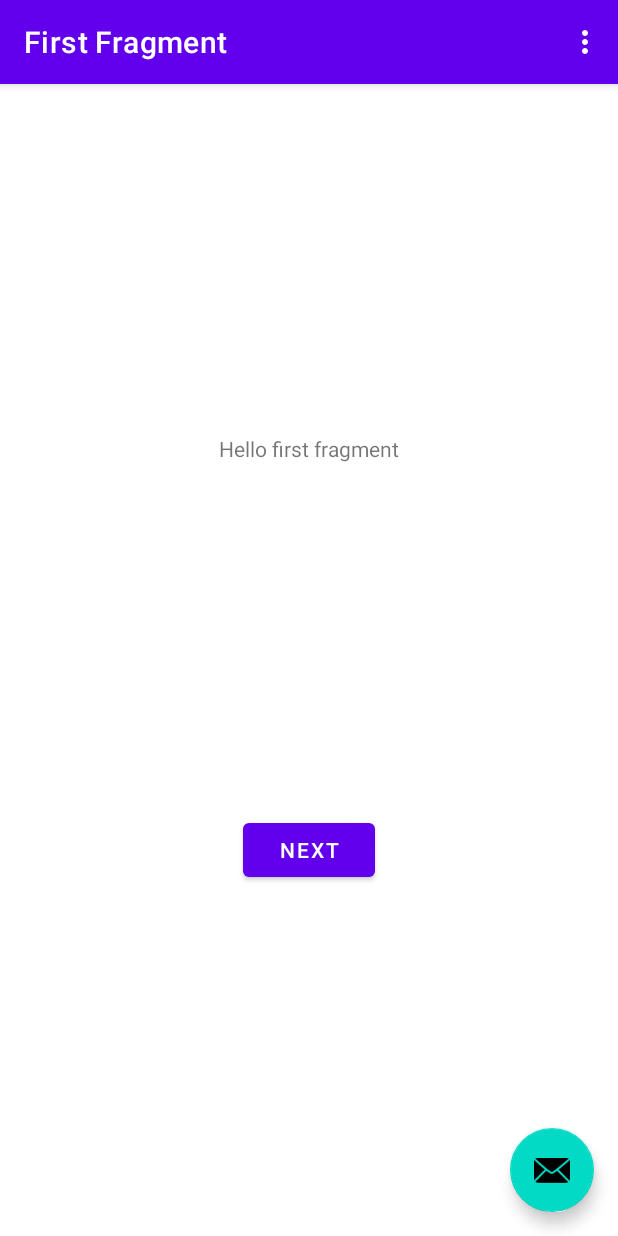
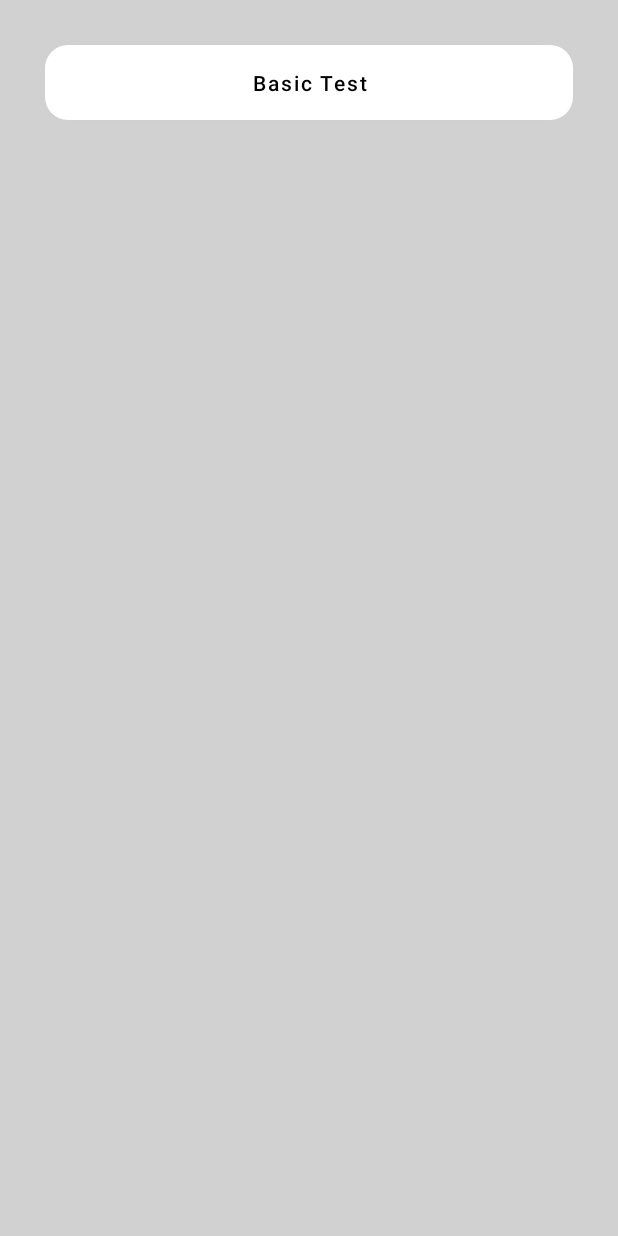
Before and after one commit to shruddms/CoroutineSample, an Android app: the screen it shows after launch (MainActivity), on a phone screen of 412 x 824 dp. Run offline under Robolectric (Android 15) with nearby library versions, the phone set to English and light mode, and no system bars; our stand-ins replace Timber.

Commit message:
Feat : Add basic test

```diff
--- a/app/src/main/java/com/kyungeun/coroutinesample/FirstFragment.kt
+++ /dev/null
@@ -1,44 +0,0 @@
-package com.kyungeun.coroutinesample
-
-import android.os.Bundle
-import androidx.fragment.app.Fragment
-import android.view.LayoutInflater
-import android.view.View
-import android.view.ViewGroup
-import androidx.navigation.fragment.findNavController
-import com.kyungeun.coroutinesample.databinding.FragmentFirstBinding
-
-/**
- * A simple [Fragment] subclass as the default destination in the navigation.
- */
-class FirstFragment : Fragment() {
-
-    private var _binding: FragmentFirstBinding? = null
-
-    // This property is only valid between onCreateView and
-    // onDestroyView.
-    private val binding get() = _binding!!
-
-    override fun onCreateView(
-        inflater: LayoutInflater, container: ViewGroup?,
-        savedInstanceState: Bundle?
-    ): View? {
-
-        _binding = FragmentFirstBinding.inflate(inflater, container, false)
-        return binding.root
-
-    }
-
-    override fun onViewCreated(view: View, savedInstanceState: Bundle?) {
-        super.onViewCreated(view, savedInstanceState)
-
-        binding.buttonFirst.setOnClickListener {
-            findNavController().navigate(R.id.action_FirstFragment_to_SecondFragment)
-        }
-    }
-
-    override fun onDestroyView() {
-        super.onDestroyView()
-        _binding = null
-    }
-}
--- a/app/src/main/java/com/kyungeun/coroutinesample/MainActivity.kt
+++ b/app/src/main/java/com/kyungeun/coroutinesample/MainActivity.kt
@@ -1,58 +1,22 @@
 package com.kyungeun.coroutinesample
 
+import android.content.Intent
 import android.os.Bundle
-import com.google.android.material.snackbar.Snackbar
 import androidx.appcompat.app.AppCompatActivity
-import androidx.navigation.findNavController
-import androidx.navigation.ui.AppBarConfiguration
-import androidx.navigation.ui.navigateUp
-import androidx.navigation.ui.setupActionBarWithNavController
-import android.view.Menu
-import android.view.MenuItem
 import com.kyungeun.coroutinesample.databinding.ActivityMainBinding
 
 class MainActivity : AppCompatActivity() {
 
-    private lateinit var appBarConfiguration: AppBarConfiguration
     private lateinit var binding: ActivityMainBinding
 
     override fun onCreate(savedInstanceState: Bundle?) {
         super.onCreate(savedInstanceState)
-
         binding = ActivityMainBinding.inflate(layoutInflater)
         setContentView(binding.root)
 
-        setSupportActionBar(binding.toolbar)
+        binding.btnTest.setOnClickListener {
+            startActivity(Intent(this@MainActivity, BasicTestActivity::class.java))
+        }
 
-        val navController = findNavController(R.id.nav_host_fragment_content_main)
-        appBarConfiguration = AppBarConfiguration(navController.graph)
-        setupActionBarWithNavController(navController, appBarConfiguration)
-
-        binding.fab.setOnClickListener { view ->
-            Snackbar.make(view, "Replace with your own action", Snackbar.LENGTH_LONG)
-                .setAction("Action", null).show()
-        }
-    }
-
-    override fun onCreateOptionsMenu(menu: Menu): Boolean {
-        // Inflate the menu; this adds items to the action bar if it is present.
-        menuInflater.inflate(R.menu.menu_main, menu)
-        return true
-    }
-
-    override fun onOptionsItemSelected(item: MenuItem): Boolean {
-        // Handle action bar item clicks here. The action bar will
-        // automatically handle clicks on the Home/Up button, so long
-        // as you specify a parent activity in AndroidManifest.xml.
-        return when (item.itemId) {
-            R.id.action_settings -> true
-            else -> super.onOptionsItemSelected(item)
-        }
-    }
-
-    override fun onSupportNavigateUp(): Boolean {
-        val navController = findNavController(R.id.nav_host_fragment_content_main)
-        return navController.navigateUp(appBarConfiguration)
-                || super.onSupportNavigateUp()
     }
 }
--- /dev/null
+++ b/app/src/main/java/com/kyungeun/coroutinesample/MainApplication.kt
@@ -0,0 +1,12 @@
+package com.kyungeun.coroutinesample
+
+import android.app.Application
+import timber.log.Timber
+
+class MainApplication : Application() {
+
+    override fun onCreate() {
+        super.onCreate()
+        Timber.plant(Timber.DebugTree())
+    }
+}
--- /dev/null
+++ b/app/src/main/res/drawable/btn_white.xml
@@ -0,0 +1,11 @@
+<?xml version="1.0" encoding="utf-8"?>
+<ripple xmlns:android="http://schemas.android.com/apk/res/android"
+    android:color="@color/gray">
+    <item android:id="@android:id/background">
+        <shape
+            android:shape="rectangle" android:padding="10dp">
+            <corners android:radius="15dp"/>
+            <solid android:color="@color/white"/>
+        </shape>
+    </item>
+</ripple>
--- a/app/src/main/res/layout/activity_main.xml
+++ b/app/src/main/res/layout/activity_main.xml
@@ -1,34 +1,29 @@
 <?xml version="1.0" encoding="utf-8"?>
-<androidx.coordinatorlayout.widget.CoordinatorLayout xmlns:android="http://schemas.android.com/apk/res/android"
+<androidx.core.widget.NestedScrollView xmlns:android="http://schemas.android.com/apk/res/android"
     xmlns:app="http://schemas.android.com/apk/res-auto"
     xmlns:tools="http://schemas.android.com/tools"
     android:layout_width="match_parent"
     android:layout_height="match_parent"
-    tools:context=".MainActivity">
+    tools:context=".MainActivity"
+    android:background="@color/gray">
 
-    <com.google.android.material.appbar.AppBarLayout
+    <LinearLayout
         android:layout_width="match_parent"
-        android:layout_height="wrap_content"
-        android:theme="@style/Theme.CoroutineSample.AppBarOverlay">
+        android:layout_height="match_parent"
+        android:orientation="vertical"
+        android:layout_margin="20dp">
 
-        <androidx.appcompat.widget.Toolbar
-            android:id="@+id/toolbar"
+        <Button
+            android:id="@+id/btn_test"
+            android:text="@string/basic_test"
             android:layout_width="match_parent"
-            android:layout_height="?attr/actionBarSize"
-            android:background="?attr/colorPrimary"
-            app:popupTheme="@style/Theme.CoroutineSample.PopupOverlay" />
+            android:layout_height="50dp"
+            android:layout_margin="10dp"
+            android:textColor="@color/black"
+            android:textAllCaps="false"
+            app:backgroundTint="@null"
+            android:background="@drawable/btn_white"/>
 
-    </com.google.android.material.appbar.AppBarLayout>
+    </LinearLayout>
 
-    <include layout="@layout/content_main" />
-
-    <com.google.android.material.floatingactionbutton.FloatingActionButton
-        android:id="@+id/fab"
-        android:layout_width="wrap_content"
-        android:layout_height="wrap_content"
-        android:layout_gravity="bottom|end"
-        android:layout_marginEnd="@dimen/fab_margin"
-        android:layout_marginBottom="16dp"
-        app:srcCompat="@android:drawable/ic_dialog_email" />
-
-</androidx.coordinatorlayout.widget.CoordinatorLayout>
+</androidx.core.widget.NestedScrollView>
--- a/app/src/main/res/layout/content_main.xml
+++ /dev/null
@@ -1,19 +0,0 @@
-<?xml version="1.0" encoding="utf-8"?>
-<androidx.constraintlayout.widget.ConstraintLayout xmlns:android="http://schemas.android.com/apk/res/android"
-    xmlns:app="http://schemas.android.com/apk/res-auto"
-    android:layout_width="match_parent"
-    android:layout_height="match_parent"
-    app:layout_behavior="@string/appbar_scrolling_view_behavior">
-
-    <fragment
-        android:id="@+id/nav_host_fragment_content_main"
-        android:name="androidx.navigation.fragment.NavHostFragment"
-        android:layout_width="0dp"
-        android:layout_height="0dp"
-        app:defaultNavHost="true"
-        app:layout_constraintBottom_toBottomOf="parent"
-        app:layout_constraintEnd_toEndOf="parent"
-        app:layout_constraintStart_toStartOf="parent"
-        app:layout_constraintTop_toTopOf="parent"
-        app:navGraph="@navigation/nav_graph" />
-</androidx.constraintlayout.widget.ConstraintLayout>
--- a/app/src/main/res/layout/fragment_first.xml
+++ /dev/null
@@ -1,28 +0,0 @@
-<?xml version="1.0" encoding="utf-8"?>
-<androidx.constraintlayout.widget.ConstraintLayout xmlns:android="http://schemas.android.com/apk/res/android"
-    xmlns:app="http://schemas.android.com/apk/res-auto"
-    xmlns:tools="http://schemas.android.com/tools"
-    android:layout_width="match_parent"
-    android:layout_height="match_parent"
-    tools:context=".FirstFragment">
-
-    <TextView
-        android:id="@+id/textview_first"
-        android:layout_width="wrap_content"
-        android:layout_height="wrap_content"
-        android:text="@string/hello_first_fragment"
-        app:layout_constraintBottom_toTopOf="@id/button_first"
-        app:layout_constraintEnd_toEndOf="parent"
-        app:layout_constraintStart_toStartOf="parent"
-        app:layout_constraintTop_toTopOf="parent" />
-
-    <Button
-        android:id="@+id/button_first"
-        android:layout_width="wrap_content"
-        android:layout_height="wrap_content"
-        android:text="@string/next"
-        app:layout_constraintBottom_toBottomOf="parent"
-        app:layout_constraintEnd_toEndOf="parent"
-        app:layout_constraintStart_toStartOf="parent"
-        app:layout_constraintTop_toBottomOf="@id/textview_first" />
-</androidx.constraintlayout.widget.ConstraintLayout>
--- a/app/src/main/res/values/colors.xml
+++ b/app/src/main/res/values/colors.xml
@@ -7,4 +7,5 @@
     <color name="teal_700">#FF018786</color>
     <color name="black">#FF000000</color>
     <color name="white">#FFFFFFFF</color>
+    <color name="gray">#D1D1D1</color>
 </resources>
--- a/app/src/main/res/values/strings.xml
+++ b/app/src/main/res/values/strings.xml
@@ -7,6 +7,12 @@
     <string name="next">Next</string>
     <string name="previous">Previous</string>
 
-    <string name="hello_first_fragment">Hello first fragment</string>
-    <string name="hello_second_fragment">Hello second fragment. Arg: %1$s</string>
+    <!-- Strings used for buttons -->
+    <string name="basic_test">Basic Test</string>
+
+    <string name="lifecycle_scope">LifecycleScope</string>
+    <string name="global_scope">GlobalScope</string>
+    <string name="handler_exception">Handler Exception</string>
+    <string name="two_tasks">Two Tasks</string>
+    <string name="two_async">Two Async</string>
 </resources>
```
Also changed, not shown: app/build.gradle (+15 -3 lines), app/src/main/AndroidManifest.xml (+8 -1 lines), app/src/main/java/com/kyungeun/coroutinesample/BasicTestActivity.kt (added, +129 -0 lines), app/src/main/java/com/kyungeun/coroutinesample/SecondFragment.kt (deleted, +0 -44 lines), app/src/main/res/layout/activity_basic_test.xml (added, +68 -0 lines), app/src/main/res/layout/fragment_second.xml (deleted, +0 -27 lines).
